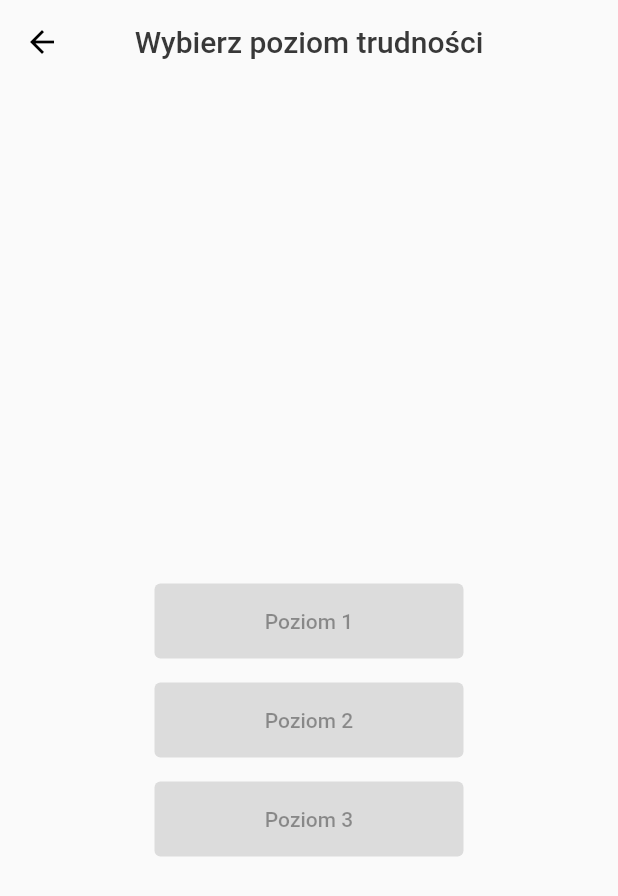
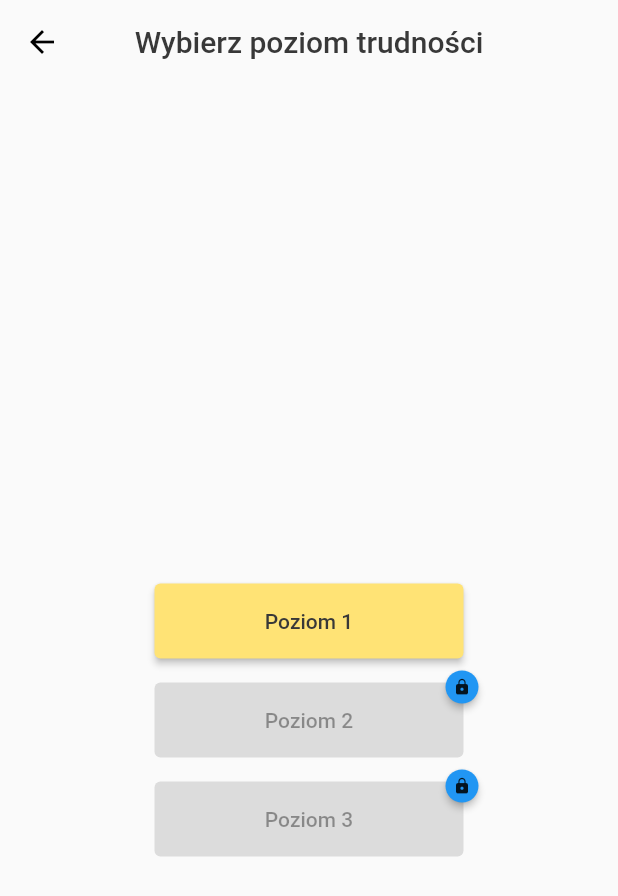
Before and after one commit to arturoszulc/sepapka, a Flutter app: the MenuChooseLevel screen opened directly, on a phone screen of 412 x 824 dp. Shown: the top 896 px of the screen. Run offline on Flutter 3.47's test engine with Material 2 defaults, Android fonts, the phone set to English and light mode, and no system bars; drawn by our look-alikes of badges; our stand-ins replace cloud_firestore, firebase_auth, firebase_core, flutter_spinkit, get_it, google_sign_in and 1 more; accounts and stored records are empty.

Commit message:
0.1.7 - Added Badges to ranking - Refactored MenuButton to include isUserPro

```diff
--- a/lib/view_layer/custom_widgets/menu_button.dart
+++ b/lib/view_layer/custom_widgets/menu_button.dart
@@ -4,13 +4,16 @@ import 'package:flutter/material.dart';
 class MenuButton extends StatelessWidget {
   const MenuButton({
     Key? key,
+    this.proOnly = false,
+    this.isUserPro = false,
     this.hasBadge = false,
     this.badgeNum = 0,
     required this.label,
     required this.onPressed,
   }) : super(key: key);
 
-
+  final bool proOnly;
+  final bool isUserPro;
   final bool hasBadge;
   final int badgeNum;
   final String label;
@@ -21,18 +24,19 @@ class MenuButton extends StatelessWidget {
     return Padding(
       padding: const EdgeInsets.symmetric(vertical: 8.0),
       child: Badge(
-        badgeContent: Text(badgeNum.toString(),
+        // shape: (proOnly && !isUserPro) ? BadgeShape.square : BadgeShape.circle,
+        badgeContent: (proOnly && !isUserPro) ? const Icon(Icons.lock, size: 12,) : Text(badgeNum.toString(),
           style: const TextStyle(
             fontWeight: FontWeight.bold,
           ),
         ),
         toAnimate: false,
         badgeColor: Colors.blue,
-        showBadge: hasBadge && badgeNum > 0 ? true : false,
+        showBadge: (hasBadge && badgeNum > 0) || (proOnly && !isUserPro) ? true : false,
         child: ElevatedButton(
       style: ElevatedButton.styleFrom(
       minimumSize: const Size.fromHeight(50)),
-          onPressed: onPressed,
+          onPressed: !proOnly || (proOnly && isUserPro) || (hasBadge && badgeNum > 0) ? onPressed : null,
           child: Text(label),
         ),
       ),
--- a/lib/view_layer/menu/menu_choose_level.dart
+++ b/lib/view_layer/menu/menu_choose_level.dart
@@ -47,95 +47,30 @@ class MenuChooseLevel extends StatelessWidget {
                             hasBadge: true,
                             badgeNum: countLevel1,
                             label: 'Poziom 1',
-                            onPressed: countLevel1 < 1
-                                ? null
-                                : () async {
+                            onPressed: () async {
                                     await context.read<Manager>().startNew(qLevel: 1);
                                   },
                           ),
                           MenuButton(
                             hasBadge: true,
                             badgeNum: countLevel2,
+                            proOnly: true,
+                            isUserPro: isUserPro,
                             label: 'Poziom 2',
-                            onPressed: !isUserPro || countLevel2 < 1
-                                ? null
-                                : () async {
+                            onPressed: () async {
                                     await context.read<Manager>().startNew(qLevel: 2);
                                   },
                           ),
                           MenuButton(
                             hasBadge: true,
                             badgeNum: countLevel3,
+                            proOnly: true,
+                            isUserPro: isUserPro,
                             label: 'Poziom 3',
-                            onPressed: !isUserPro || countLevel3 < 1
-                                ? null
-                                : () async {
+                            onPressed: () async {
                                     await context.read<Manager>().startNew(qLevel: 3);
                                   },
                           ),
-                          // Badge(
-                          //   badgeContent: Text(
-                          //     countLevel1.toString(),
-                          //     style: const TextStyle(
-                          //       fontWeight: FontWeight.bold,
-                          //     ),
-                          //   ),
-                          //   toAnimate: false,
-                          //   badgeColor: Colors.blue,
-                          //   showBadge: countLevel1 == 0 ? false : true,
-                          //   child: ElevatedButton(
-                          //     onPressed: countLevel1 < 1
-                          //         ? null
-                          //         : () async {
-                          //             await context
-                          //                 .read<Manager>()
-                          //                 .startNew(qLevel: 1);
-                          //           },
-                          //     child: Text('Poziom 1'),
-                          //   ),
-                          // ),
-                          // Badge(
-                          //   badgeContent: Text(
-                          //     countLevel2.toString(),
-                          //     style: const TextStyle(
-                          //       fontWeight: FontWeight.bold,
-                          //     ),
-                          //   ),
-                          //   toAnimate: false,
-                          //   badgeColor: Colors.blue,
-                          //   showBadge: countLevel2 == 0 ? false : true,
-                          //   child: ElevatedButton(
-                          //     onPressed: !isUserPro || countLevel2 < 1
-                          //         ? null
-                          //         : () async {
-                          //             await context
-                          //                 .read<Manager>()
-                          //                 .startNew(qLevel: 2);
-                          //           },
-                          //     child: Text('Poziom 2'),
-                          //   ),
-                          // ),
-                          // Badge(
-                          //   badgeContent: Text(
-                          //     countLevel3.toString(),
-                          //     style: const TextStyle(
-                          //       fontWeight: FontWeight.bold,
-                          //     ),
-                          //   ),
-                          //   toAnimate: false,
-                          //   badgeColor: Colors.blue,
-                          //   showBadge: countLevel3 == 0 ? false : true,
-                          //   child: ElevatedButton(
-                          //     onPressed: !isUserPro || countLevel3 < 1
-                          //         ? null
-                          //         : () async {
-                          //             await context
-                          //                 .read<Manager>()
-                          //                 .startNew(qLevel: 3);
-                          //           },
-                          //     child: Text('Poziom 3'),
-                          //   ),
-                          // ),
                         ],
                       ),
                     ),
--- a/lib/view_layer/ranking/user_ranking_screen.dart
+++ b/lib/view_layer/ranking/user_ranking_screen.dart
@@ -59,9 +59,10 @@ Widget buildRankTop(BuildContext context) {
               List<RankUser> userList = snapshot.data!;
               return Card(
                 child: ListTile(
-                  leading: Text((index+1).toString()),
+                  leading: Image.asset('assets/images/badges/${userList[index].rankLevel}.png',
+                  height: 40,),
                   title: Text(userList[index].username),
-                  subtitle: Text('${userList[index].rankLevel} - ${userList[index].rankTotalPoints}'),
+                  subtitle: Text('Poziom: ${userList[index].rankLevel} - Liczba punktów: ${userList[index].rankTotalPoints}'),
                 ),
               );
             },
--- a/lib/view_layer/user_settings/settings_main_screen.dart
+++ b/lib/view_layer/user_settings/settings_main_screen.dart
@@ -28,7 +28,9 @@ class SettingsScreen extends StatelessWidget {
           title: const Text('Profil użytkownika'),
           centerTitle: true,
         ),
-        body: Column(
+        body: Padding(
+          padding: const EdgeInsets.symmetric(horizontal: 50.0),
+          child: Column(
             mainAxisSize: MainAxisSize.min,
             children: [
               const SizedBox(height: 20.0),
@@ -144,6 +146,7 @@ class SettingsScreen extends StatelessWidget {
             ],
           ),
         ),
+      ),
     );
   }
 
--- a/lib/viewmodel_layer/manager.dart
+++ b/lib/viewmodel_layer/manager.dart
@@ -381,4 +381,5 @@ class Manager extends ChangeNotifier {
     String badge = loggedUser!.rankLevel.toString();
     return 'assets/images/badges/$badge.png';
   }
+
 }
```
Also changed, not shown: lib/view_layer/menu/menu_main_screen.dart (+3 -6 lines). Lines whose indentation alone changed are shown as unchanged.
